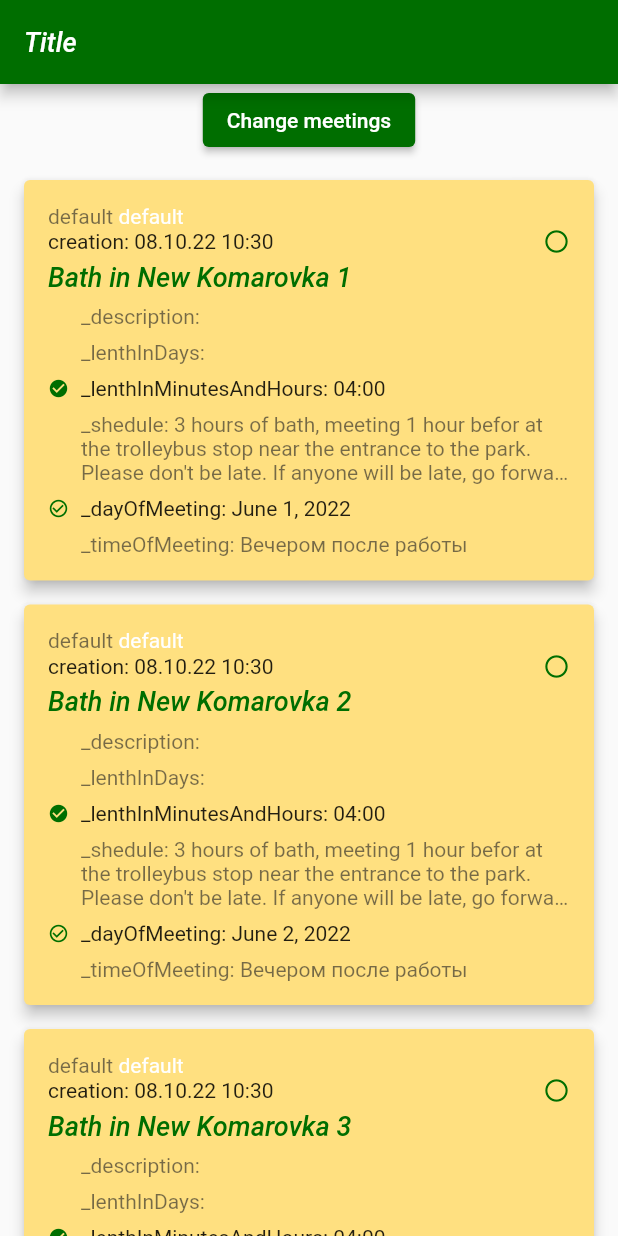
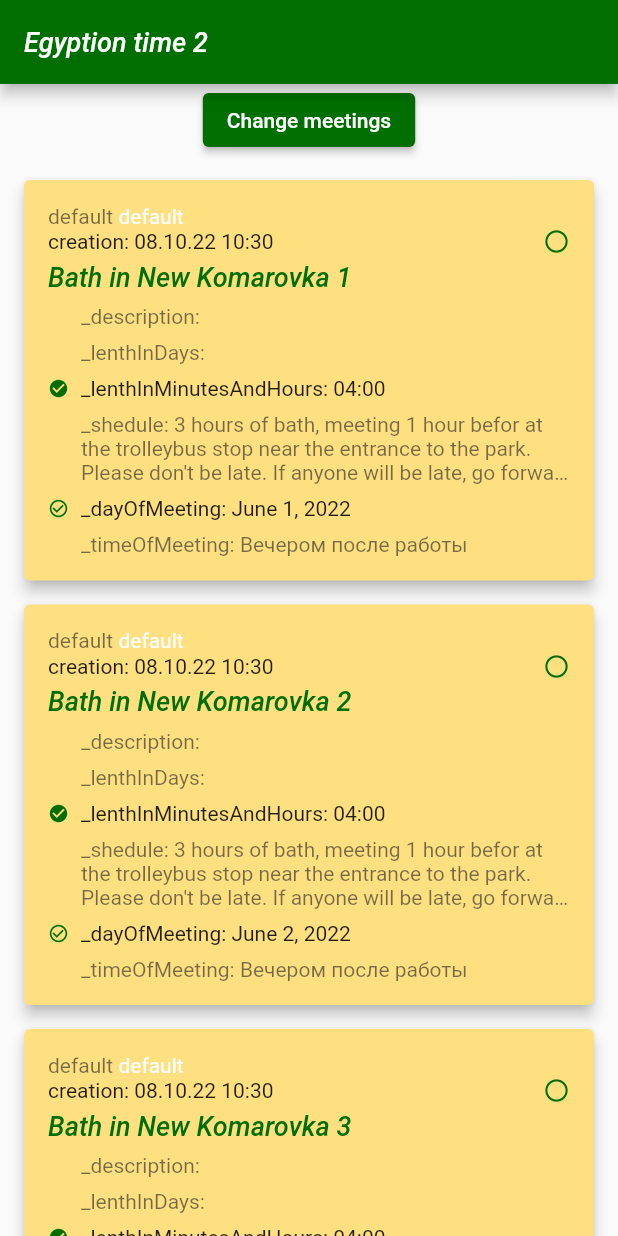
Before and after one commit to Anton4245/egyption_time_2, a Flutter app: the screen it shows after launch, on a phone screen of 412 x 824 dp. Run offline on Flutter 3.47's test engine with Material 2 defaults, Android fonts, the phone set to English and light mode, and no system bars; our stand-ins replace flutter_contacts, hive, hive_flutter; accounts and stored records are empty; generated files the repository leaves out were written again.

Commit message:
a fuss with cragle - cradle is defeated

```diff
--- a/lib/l10n/app_en.arb
+++ b/lib/l10n/app_en.arb
@@ -1,5 +1,5 @@
 {
-  "appTitle": "pick_office",
+  "appTitle": "Egyption time 2",
   "@appTitle": {
     "description": "The title of the application"
   },
--- a/lib/l10n/app_ru.arb
+++ b/lib/l10n/app_ru.arb
@@ -1,5 +1,5 @@
 {
-  "appTitle": "pick_office",
+  "appTitle": "Египетское время",
   "@appTitle": {
     "description": "The title of the application"
   },
--- /dev/null
+++ b/lib/l10n/translate.dart
@@ -0,0 +1 @@
+tr() {}
--- a/lib/main.dart
+++ b/lib/main.dart
@@ -1,23 +1,22 @@
 import 'package:ejyption_time_2/core/lib_color_schemes_g2.dart';
 import 'package:ejyption_time_2/core/global_model.dart';
+import 'package:ejyption_time_2/models/meeting.dart';
 import 'package:ejyption_time_2/screens/Meeting_cover_over_detailed.dart';
 import 'package:ejyption_time_2/screens/home_page.dart';
 import 'package:ejyption_time_2/features/list_of_meeting/meeting_list_provider.dart';
 import 'package:ejyption_time_2/screens/participants_selection_cover.dart';
 import 'package:flutter/material.dart';
+//import 'package:intl/intl_browser.dart';
 import 'package:provider/provider.dart';
 import 'package:flutter_localizations/flutter_localizations.dart';
 import 'package:hive_flutter/hive_flutter.dart';
-//import 'package:flutter_gen/gen_l10n/app_localizations.dart';
+//import 'package:easy_localization/easy_localization.dart';
+import 'package:flutter_gen/gen_l10n/app_localizations.dart';
 
 void main() async {
+  GlobalModel gm = GlobalModel.instance;
   WidgetsFlutterBinding.ensureInitialized();
-  //await findSystemLocale();
-  // ignore: unused_local_variable
-  GlobalModel gm = GlobalModel.instance;
-
-  await Hive.initFlutter();
-  Hive.registerAdapter(HiveBookingAdapter());
+  Hive.registerAdapter(MeetingAdapter());
 
   runApp(const MyApp());
 }
@@ -42,7 +41,9 @@ class MyApp extends StatelessWidget {
         // ),
       ],
       child: MaterialApp(
-        title: 'Egyption time 2',
+        // localizationsDelegates: context.localizationDelegates,
+        // supportedLocales: context.supportedLocales,
+        // locale: context.locale,
         theme: prepareLightThemeData(context),
         darkTheme: prepareDarkThemeData(context),
         routes: {
@@ -51,16 +52,15 @@ class MyApp extends StatelessWidget {
           ParticipantsWidgetCover.routeName: (ctx) =>
               const ParticipantsWidgetCover(),
         },
-        localizationsDelegates: const [
-          //AppLocalizations.delegate,
+        locale: Locale('en'),
+        supportedLocales: [Locale('en'), Locale('ru')],
+        localizationsDelegates: [
+          AppLocalizations.delegate,
           GlobalMaterialLocalizations.delegate,
+          GlobalCupertinoLocalizations.delegate,
           GlobalWidgetsLocalizations.delegate,
-          GlobalCupertinoLocalizations.delegate,
         ],
-        supportedLocales: const [
-          Locale('en', ''), // English, no country code
-          Locale('ru', ''), // Spanish, no country code
-        ],
+
         home: const HomePage2(),
       ),
     );
--- a/lib/models/meeting.dart
+++ b/lib/models/meeting.dart
@@ -1,13 +1,11 @@
 import 'dart:collection';
 import 'dart:convert';
+import 'package:hive/hive.dart';
 
 import 'package:ejyption_time_2/core/global_model.dart';
-import 'package:ejyption_time_2/core/main_functions.dart';
-import 'package:ejyption_time_2/features/contacts/participants_selection_provider.dart';
 import 'package:ejyption_time_2/models/modified_objects.dart';
 import 'package:ejyption_time_2/models/participant.dart';
 import 'package:ejyption_time_2/models/perticipants.dart';
-import 'package:ejyption_time_2/models/point_assestment.dart';
 import 'package:ejyption_time_2/models/probability_assesstment.dart';
 import 'package:ejyption_time_2/models/withddd.dart';
 import 'package:flutter/widgets.dart';
@@ -15,6 +13,9 @@ import 'package:intl/intl.dart';
 
 import 'negotiating_field.dart';
 
+part 'meeting.g.dart';
+
+@HiveType(typeId: 1)
 class Meeting with ChangeNotifier implements ModifiedObjectInterface<Object> {
   //SERVICE FIELDS
 
@@ -38,6 +39,7 @@ class Meeting with ChangeNotifier implements ModifiedObjectInterface<Object> {
   Map<String, NegotiatingField> get negotiatingFieldsMap =>
       _negotiatingFieldsMap;
 
+  @HiveField(10)
   String _id = UniqueKey().toString();
   String get id => _id;
   setId(String id, [bool notify = true]) {
@@ -50,9 +52,12 @@ class Meeting with ChangeNotifier implements ModifiedObjectInterface<Object> {
 
   final Map<String, String> contactsUniqueKey = HashMap(); //for
 
+  @HiveField(11)
   int _version = 0;
+  @HiveField(12)
   int _fieldsVersion = 0;
   int get fieldsVersion => _fieldsVersion;
+  @HiveField(13)
   String? nameOfLastModifyingField;
 
   //FOR INTERFACE ModifiedObjectInterface
--- a/lib/screens/home_page.dart
+++ b/lib/screens/home_page.dart
@@ -5,6 +5,7 @@ import 'package:ejyption_time_2/core/test_meeting.dart';
 import 'package:ejyption_time_2/features/list_of_meeting/meeting_list_item.dart';
 import 'package:flutter/material.dart';
 import 'package:provider/provider.dart';
+import 'package:flutter_gen/gen_l10n/app_localizations.dart';
 
 class HomePage2 extends StatelessWidget {
   const HomePage2({Key? key}) : super(key: key);
@@ -16,7 +17,8 @@ class HomePage2 extends StatelessWidget {
     return Consumer<Meetings>(
       builder: (context, meetings, child) => Scaffold(
         appBar: AppBar(
-          title: const Text('Title'),
+          title: Text(AppLocalizations.of(context)!
+              .appTitle), //Text('Title') //Text(AppLocalizations.of(context)!.appTitle),
         ),
         body: Column(
           children: [
--- a/pubspec.yaml
+++ b/pubspec.yaml
@@ -44,6 +44,7 @@ dependencies:
   flutter_localizations: # Add this line
     sdk: flutter
 
+
 dev_dependencies:
   flutter_test:
     sdk: flutter
@@ -63,6 +64,7 @@ dev_dependencies:
 # The following section is specific to Flutter.
 flutter:
   generate: true
+
 
   # The following line ensures that the Material Icons font is
   # included with your application, so that you can use the icons in
```
Also changed, not shown: lib/assets/translations/en.json (added, +10 -0 lines), lib/assets/translations/ru.json (added, +10 -0 lines), lib/models/meeting.g.dart (added), pubspec.lock.
